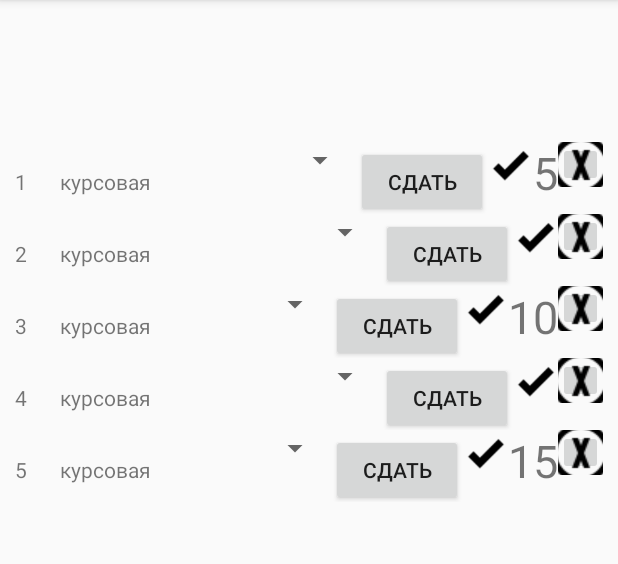
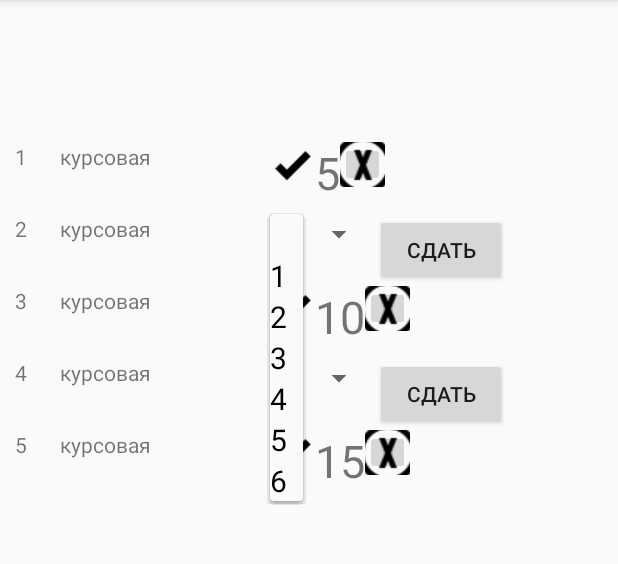
Before and after one commit to VixonneN/CourseWork, an Android app: the FixLabWorkActivity screen opened directly, with no data from a screen before it, after a tap on an icon or button, on a phone screen of 412 x 824 dp, the part 84-648 px from its top. Run offline under Robolectric (Android 15) with nearby library versions, the phone set to English and light mode, and no system bars; our stand-ins replace Room's generated code.

```diff
--- a/app/src/main/java/com/suai/sergey/FakeDataClass.java
+++ b/app/src/main/java/com/suai/sergey/FakeDataClass.java
@@ -3,12 +3,17 @@ package com.suai.sergey;
 import android.support.annotation.NonNull;
 
 import com.suai.sergey.databases.AppDatabase;
+import com.suai.sergey.databases.groupDatabase.Group;
 import com.suai.sergey.databases.groupDatabase.NumberGroup;
 import com.suai.sergey.databases.studentDatabase.FioStudent;
+import com.suai.sergey.databases.studentDatabase.Student;
+import com.suai.sergey.databases.subjectDatabase.Subject;
 import com.suai.sergey.databases.subjectDatabase.SubjectName;
 import com.suai.sergey.databases.submissionDatabase.Submission;
+import com.suai.sergey.databases.workDatabase.IdNameNumberMaxBallWork;
 import com.suai.sergey.databases.workDatabase.NameWork;
 import com.suai.sergey.databases.workDatabase.NumberWork;
+import com.suai.sergey.databases.workDatabase.Work;
 
 import java.util.ArrayList;
 import java.util.List;
@@ -54,13 +59,33 @@ public enum FakeDataClass {
         return submission;
     }
 
-    public NumberWork createNumberWork(int numberWork){
+    public NumberWork createNumberWork(int numberWork) {
         NumberWork numberWork1 = new NumberWork();
         numberWork1.setNumber(numberWork);
         return numberWork1;
     }
 
-    public List<NumberWork> getNumberWork(){
+    public IdNameNumberMaxBallWork createWork(String id, String name, int number, int maxBall) {
+        IdNameNumberMaxBallWork idNameNumberMaxBallWork = new IdNameNumberMaxBallWork();
+        idNameNumberMaxBallWork.setId(id);
+        idNameNumberMaxBallWork.setName(name);
+        idNameNumberMaxBallWork.setNumber(number);
+        idNameNumberMaxBallWork.setMaxMarks(maxBall);
+        return idNameNumberMaxBallWork;
+    }
+
+    public List<IdNameNumberMaxBallWork> getIdNameNumberMaxBallWork() {
+        List<IdNameNumberMaxBallWork> workList = new ArrayList<>();
+        workList.add(createWork("1234", "Курсовая работа", 1, 15));
+        workList.add(createWork("1324", "Дипломная работа", 2, 15));
+        workList.add(createWork("1423", "Лабораторная работа №1", 3, 15));
+        workList.add(createWork("1432", "Лабораторная работа №2", 4, 15));
+        workList.add(createWork("2134", "Лабораторная работа №3", 5, 15));
+        workList.add(createWork("2314", "Лабораторная работа №4", 6, 15));
+        return workList;
+    }
+
+    public List<NumberWork> getNumberWork() {
         List<NumberWork> numberWorks = new ArrayList<>();
         numberWorks.add(createNumberWork(10));
         return numberWorks;
@@ -150,11 +175,56 @@ public enum FakeDataClass {
         return submissionList;
     }
 
-    public List<String> addMark(){
+    public List<String> addMark() {
         List<String> marks = new ArrayList<>();
         marks.add(0, "");
         marks.add(1, "Не сдано");
         marks.add(2, "Сдано");
         return marks;
     }
+
+    //бд группы
+//    public Group createGroup(String id, int number) {
+//        Group group = new Group();
+//        group.setId(id);
+//        group.setNumber(number);
+//        return group;
+//    }
+
+    public void addGroups(){
+
+    }
+
+    //бд студента
+    public Student createStudent(String id, String firstName, String secondName, String lastName, String idGroup) {
+        Student student = new Student();
+        student.setId(id);
+        student.setFirstName(firstName);
+        student.setSecondName(secondName);
+        student.setLastName(lastName);
+        student.setIdGroup(idGroup);
+        return student;
+    }
+
+    //бд предмета
+    public Subject createSubject(String id, String name, String type) {
+        Subject subject = new Subject();
+        subject.setId(id);
+        subject.setName(name);
+        subject.setType(type);
+        return subject;
+    }
+
+    //бд работы
+    public Work createWork(String id, String idSubject, int number, String name, int maxMarks, String orderNumber, String type) {
+        Work work = new Work();
+        work.setId(id);
+        work.setIdSubject(idSubject);
+        work.setNumber(number);
+        work.setName(name);
+        work.setMaxMarks(maxMarks);
+        work.setOrderNumber(orderNumber);
+        work.setType(type);
+        return work;
+    }
 }
--- a/app/src/main/java/com/suai/sergey/adapters/MarkSpinnerAdapter.java
+++ b/app/src/main/java/com/suai/sergey/adapters/MarkSpinnerAdapter.java
@@ -8,8 +8,10 @@ import android.view.ViewGroup;
 import android.widget.BaseAdapter;
 import android.widget.TextView;
 
+import com.suai.sergey.FakeDataClass;
 import com.suai.sergey.R;
 import com.suai.sergey.databases.teacherDatabase.FioTeacher;
+import com.suai.sergey.databases.workDatabase.IdNameNumberMaxBallWork;
 
 import java.util.ArrayList;
 import java.util.List;
@@ -17,21 +19,21 @@ import java.util.List;
 public class MarkSpinnerAdapter extends BaseAdapter {
 
     private final LayoutInflater layoutInflater;
-    private final List<FioTeacher> fioTeacher;
+    private final List<IdNameNumberMaxBallWork> works;
 
-    public MarkSpinnerAdapter(Context context, List<FioTeacher> fioTeacher) {
+    public MarkSpinnerAdapter(Context context, List<IdNameNumberMaxBallWork> works) {
         this.layoutInflater = (LayoutInflater) context.getSystemService(Context.LAYOUT_INFLATER_SERVICE);
-        this.fioTeacher = fioTeacher;
+        this.works = works;
     }
 
     @Override
     public int getCount() {//
-        return 0;
+        return works.size() + 1;
     }
 
     @Override
     public Object getItem(int position) {//
-        return null;
+        return works.get(position - 1);
     }
 
     @Override
@@ -45,8 +47,19 @@ public class MarkSpinnerAdapter extends BaseAdapter {
 
         List<String> marks = new ArrayList<>();
         marks.add("");
-        for (FioTeacher teachers : fioTeacher){
-            marks.add(String.valueOf(teachers.getFirstName()));
+//        for (IdNameNumberMaxBallWork work : works){
+//
+//            marks.add(String.valueOf(teachers.getFirstName()));
+//        }
+
+//        int maxMark = works.get(i).getMaxMarks();
+
+//        for (int i = 1; i < works.get(0).getMaxMarks(); i++) {
+//            marks.add(String.valueOf(i));
+//        }
+
+        for (int i = 1; i < FakeDataClass.INSTANCE.getIdNameNumberMaxBallWork().get(0).getMaxMarks(); i++){
+            marks.add(String.valueOf(i));
         }
 
         convertView = layoutInflater.inflate(R.layout.spinner_mark_item, parent, false);
--- a/app/src/main/java/com/suai/sergey/adapters/TeacherSpinnerAdapter.java
+++ b/app/src/main/java/com/suai/sergey/adapters/TeacherSpinnerAdapter.java
@@ -55,4 +55,5 @@ public class TeacherSpinnerAdapter extends BaseAdapter {
 
         return convertView;
     }
+    //addAll(List<FioTeacher>)
 }
--- a/app/src/main/java/com/suai/sergey/databases/studentDatabase/Student.java
+++ b/app/src/main/java/com/suai/sergey/databases/studentDatabase/Student.java
@@ -18,7 +18,7 @@ public class Student {
     private String firstName;
     private String secondName;
     private String lastName;
-    private int idGroup;
+    private String idGroup;
 
     public String getId() {
         return id;
@@ -48,10 +48,10 @@ public class Student {
         this.lastName = lastName;
     }
 
-    public int getIdGroup() {
+    public String getIdGroup() {
         return idGroup;
     }
-    public void setIdGroup(int idGroup) {
+    public void setIdGroup(String idGroup) {
         this.idGroup = idGroup;
     }
 }
--- /dev/null
+++ b/app/src/main/java/com/suai/sergey/databases/workDatabase/IdNameNumberMaxBallWork.java
@@ -0,0 +1,46 @@
+package com.suai.sergey.databases.workDatabase;
+
+import android.arch.persistence.room.ColumnInfo;
+
+public class IdNameNumberMaxBallWork {
+
+    private String id;
+    @ColumnInfo(name = "name_work")
+    private String name;
+    @ColumnInfo(name = "number_work")
+    private int number;
+    @ColumnInfo(name = "max_mark")
+    private int maxMarks;
+
+    public String getId() {
+        return id;
+    }
+
+    public void setId(String id) {
+        this.id = id;
+    }
+
+    public String getName() {
+        return name;
+    }
+
+    public void setName(String name) {
+        this.name = name;
+    }
+
+    public int getNumber() {
+        return number;
+    }
+
+    public void setNumber(int number) {
+        this.number = number;
+    }
+
+    public int getMaxMarks() {
+        return maxMarks;
+    }
+
+    public void setMaxMarks(int maxMarks) {
+        this.maxMarks = maxMarks;
+    }
+}
--- a/app/src/main/java/com/suai/sergey/fix_package/FixDeliveryActivity.java
+++ b/app/src/main/java/com/suai/sergey/fix_package/FixDeliveryActivity.java
@@ -34,11 +34,8 @@ public class FixDeliveryActivity extends AppCompatActivity {
         getIntents();
         classAdapterSpinner();
         academicAdapterSpinner();
-
         deliveryButton();
-
         actionBar();
-
     }
 
     private void getIntents(){
@@ -51,7 +48,6 @@ public class FixDeliveryActivity extends AppCompatActivity {
         assert actionBar != null;
         actionBar.setHomeButtonEnabled(true);
         actionBar.setDisplayHomeAsUpEnabled(true);
-
     }
 
     @Override
--- a/app/src/main/java/com/suai/sergey/fix_package/FixLabWorkActivity.java
+++ b/app/src/main/java/com/suai/sergey/fix_package/FixLabWorkActivity.java
@@ -34,9 +34,7 @@ public class FixLabWorkActivity extends AppCompatActivity {
         fioStudent = findViewById(R.id.tv_labWork_student);
 
         getIntents();
-
         actionBar();
-
         addRecycleView();
 
     }
--- a/app/src/main/java/com/suai/sergey/fix_package/recycle_view_labWork/FixLabWorkAdapter.java
+++ b/app/src/main/java/com/suai/sergey/fix_package/recycle_view_labWork/FixLabWorkAdapter.java
@@ -45,14 +45,28 @@ public class FixLabWorkAdapter extends RecyclerView.Adapter<FixLabWorkAdapter.La
         LabWorks labWork = labWorks.get(position);
         labWorkHolder.numberWork.setText(labWork.getNumberWork());
         labWorkHolder.nameWork.setText(labWork.getNameWork());
-        if (labWork.isMarks()){
+        if (labWork.isMarks()) {
+            //работа сдана, галочка, баллы, крестик
+
+            labWorkHolder.takeWorkButton.setVisibility(View.INVISIBLE);
+            labWorkHolder.spinnerMark.setVisibility(View.INVISIBLE);
+
             labWorkHolder.itemMark.setText(String.valueOf(labWork.getMark()));
             labWorkHolder.deleteMark.setOnClickListener(v -> {
                 context = labWorkHolder.deleteMark.getContext();
                 Toast.makeText(context, "321", Toast.LENGTH_SHORT).show();
                 Log.e("123", "123");
             });
-        } else {
+        } else {//работа не сдана, выпадающий список и кнопка
+
+            labWorkHolder.itemMark.setVisibility(View.INVISIBLE);
+            labWorkHolder.deleteMark.setVisibility(View.INVISIBLE);
+            labWorkHolder.completeWork.setVisibility(View.INVISIBLE);
+
+            context = labWorkHolder.spinnerMark.getContext();
+            MarkSpinnerAdapter spinnerAdapter = new MarkSpinnerAdapter(context, FakeDataClass.INSTANCE.getIdNameNumberMaxBallWork());
+            labWorkHolder.spinnerMark.setAdapter(spinnerAdapter);
+
             labWorkHolder.takeWorkButton.setOnClickListener(v -> {
                 //запрос на добавление в базу данных
                 //это работает, но не достать контекст
@@ -64,20 +78,20 @@ public class FixLabWorkAdapter extends RecyclerView.Adapter<FixLabWorkAdapter.La
         }
     }
 
-    private void addSpinnerAdapter(LabWorks labWork, @NonNull LabWorkHolder labWorkHolder){
-        context = labWorkHolder.spinnerMark.getContext();
-//        MarkSpinnerAdapter spinnerAdapter = new MarkSpinnerAdapter(this, );
+//    private void addSpinnerAdapter(LabWorks labWork, @NonNull LabWorkHolder labWorkHolder) {
+//        context = labWorkHolder.spinnerMark.getContext();
+//        MarkSpinnerAdapter spinnerAdapter = new MarkSpinnerAdapter(context, FakeDataClass.INSTANCE.getIdNameNumberMaxBallWork());
 //        labWorkHolder.spinnerMark.setAdapter(spinnerAdapter);
-
-    }
+//
+//    }
 
     //кнопка добавление записи в бд
-    public interface addDataToDataToDatabase{
+    public interface AddDataToDataToDatabase {
         void onItemClick();
     }
 
     //удаление данных из бд по кнопке
-    public interface deleteDataToDatabase{
+    public interface DeleteDataToDatabase {
         void onItemClick();
     }
 
@@ -96,7 +110,7 @@ public class FixLabWorkAdapter extends RecyclerView.Adapter<FixLabWorkAdapter.La
         final TextView itemMark;//true
         final ImageButton deleteMark;//true
 
-        LabWorkHolder(View itemView){
+        LabWorkHolder(View itemView) {
             super(itemView);
             numberWork = itemView.findViewById(R.id.item_numberWork);
             nameWork = itemView.findViewById(R.id.item_nameWork);
@@ -107,5 +121,4 @@ public class FixLabWorkAdapter extends RecyclerView.Adapter<FixLabWorkAdapter.La
             deleteMark = itemView.findViewById(R.id.item_delete_mark);
         }
     }
-
 }
--- a/app/src/main/java/com/suai/sergey/free_package/FreeDeliveryActivity.java
+++ b/app/src/main/java/com/suai/sergey/free_package/FreeDeliveryActivity.java
@@ -155,6 +155,7 @@ public class FreeDeliveryActivity extends AppCompatActivity {
         Spinner markSpinner = findViewById(R.id.markSpinnerFree);
         ArrayAdapter<?> adapter = ArrayAdapter.createFromResource(this, R.array.marks, android.R.layout.simple_spinner_item);
         adapter.setDropDownViewResource(android.R.layout.simple_spinner_dropdown_item);
+        adapter.addAll();
         markSpinner.setAdapter(adapter);
         markSpinner.setOnItemSelectedListener(new AdapterView.OnItemSelectedListener() {
             @Override
--- a/app/src/main/res/layout/lab_work_item.xml
+++ b/app/src/main/res/layout/lab_work_item.xml
@@ -1,5 +1,5 @@
 <?xml version="1.0" encoding="utf-8"?>
-<LinearLayout
+<RelativeLayout
     xmlns:android="http://schemas.android.com/apk/res/android"
     xmlns:tools="http://schemas.android.com/tools"
     android:layout_width="match_parent"
@@ -19,14 +19,14 @@
         android:layout_width="140dp"
         android:layout_height="40dp"
         android:text="нахвание лабора"
-
+        android:layout_toRightOf="@id/item_numberWork"
         />
 
     <Spinner
         android:id="@+id/item_spinner_marks"
-        android:layout_width="wrap_content"
+        android:layout_width="70dp"
         android:layout_height="wrap_content"
-        android:layout_weight="1"
+        android:layout_toRightOf="@id/item_nameWork"
         />
 
     <Button
@@ -34,7 +34,7 @@
         android:layout_width="wrap_content"
         android:layout_height="wrap_content"
         android:text="Сдать"
-        />
+        android:layout_toRightOf="@id/item_spinner_marks"/>
 
     <ImageView
         android:id="@+id/item_complete_work"
@@ -42,6 +42,7 @@
         android:layout_height="30dp"
         android:src="@drawable/check_bold"
         tools:ignore="ContentDescription"
+        android:layout_toRightOf="@id/item_nameWork"
         />
 
     <TextView
@@ -49,6 +50,7 @@
         android:layout_width="wrap_content"
         android:layout_height="wrap_content"
         android:textSize="30sp"
+        android:layout_toRightOf="@id/item_complete_work"
 
         />
 
@@ -58,6 +60,7 @@
         android:layout_height="30dp"
         android:src="@drawable/alpha_x_circle_outline"
         tools:ignore="ContentDescription"
+        android:layout_toRightOf="@id/item_mark"
         />
 
-</LinearLayout>
+</RelativeLayout>
```
Also changed, not shown: app/src/main/java/com/suai/sergey/MainActivity.java (+17 -2 lines), app/src/main/java/com/suai/sergey/databases/WorksDao.java (+15 -3 lines), app/src/main/java/com/suai/sergey/databases/groupDatabase/Group.java (+5 -5 lines), app/src/main/java/com/suai/sergey/databases/workDatabase/Work.java (+7 -6 lines), app/src/main/java/com/suai/sergey/fix_package/FixStudentsActivity.java (+2 -13 lines), app/src/main/java/com/suai/sergey/network/NetworkModule.java (+7 -17 lines), app/src/main/res/layout/students_item.xml (+9 -2 lines). Lines whose indentation alone changed are shown as unchanged.
